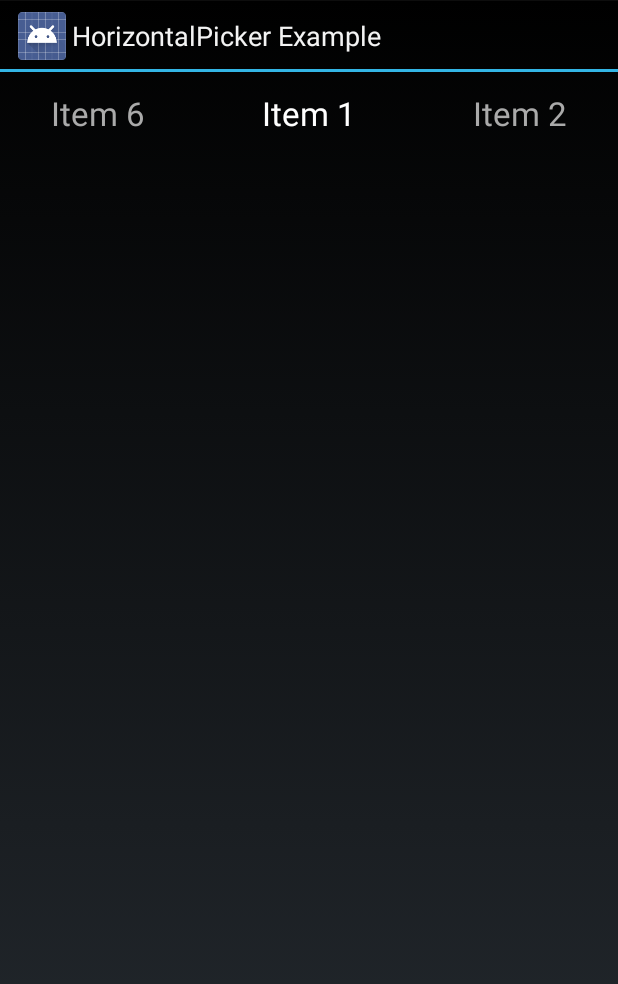
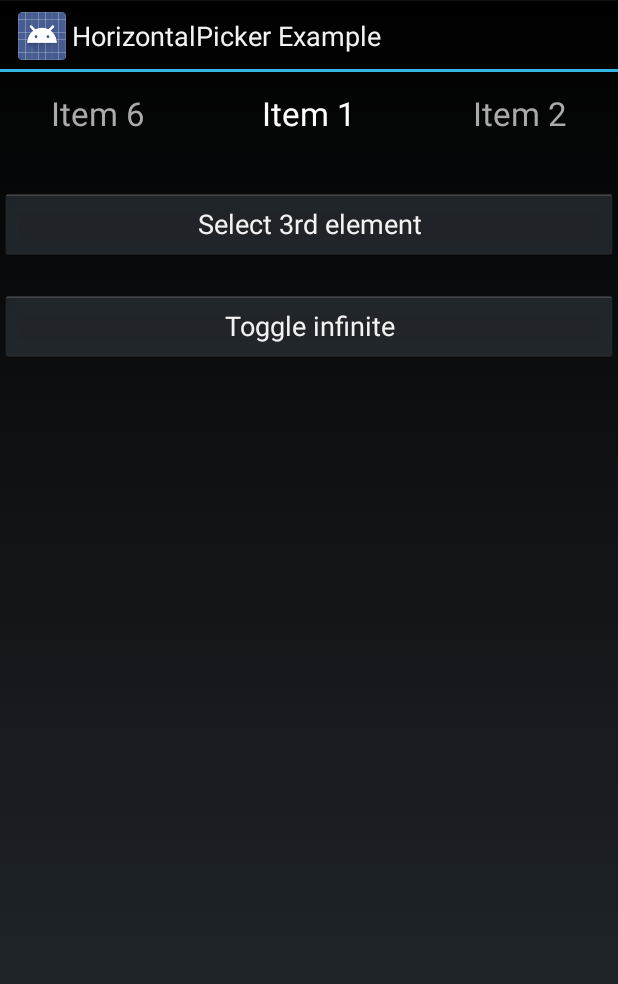
Before and after one commit to blazsolar/HorizontalPicker, an Android app: the screen it shows after launch (MainActivity), on a phone screen of 412 x 824 dp. Shown: the top 984 px of the screen. Run offline under Robolectric (Android 15) with nearby library versions, the phone set to English and light mode, and no system bars.

Commit message:
Set infinate from code

```diff
--- a/HorizontalPickerExample/src/main/java/com/wefika/horizontalpicker/example/MainActivity.java
+++ b/HorizontalPickerExample/src/main/java/com/wefika/horizontalpicker/example/MainActivity.java
@@ -18,20 +18,29 @@ package com.wefika.horizontalpicker.example;
 
 import android.app.Activity;
 import android.os.Bundle;
+import android.view.View;
+import android.view.View.OnClickListener;
 import android.widget.Toast;
 
 import com.wefika.horizontalpicker.HorizontalPicker;
+import com.wefika.horizontalpicker.HorizontalPicker.OnItemClicked;
+import com.wefika.horizontalpicker.HorizontalPicker.OnItemSelected;
 
-public class MainActivity extends Activity implements HorizontalPicker.OnItemSelected, HorizontalPicker.OnItemClicked {
+public class MainActivity extends Activity implements OnItemSelected, OnItemClicked, OnClickListener {
+
+    private HorizontalPicker picker;
 
     @Override
     protected void onCreate(Bundle savedInstanceState) {
         super.onCreate(savedInstanceState);
         setContentView(R.layout.activity_main);
 
-        HorizontalPicker picker = (HorizontalPicker) findViewById(R.id.picker);
+        picker = (HorizontalPicker) findViewById(R.id.picker);
         picker.setOnItemClickedListener(this);
         picker.setOnItemSelectedListener(this);
+
+        findViewById(R.id.item_select).setOnClickListener(this);
+        findViewById(R.id.toggle_infinite).setOnClickListener(this);
     }
 
     @Override
@@ -43,4 +52,15 @@ public class MainActivity extends Activity implements HorizontalPicker.OnItemSel
     public void onItemClicked(int index) {
         Toast.makeText(this, "Item clicked: " + index, Toast.LENGTH_SHORT).show();
     }
+
+    @Override public void onClick(View v) {
+        switch (v.getId()) {
+            case R.id.item_select:
+                picker.setSelectedItem(3);
+                break;
+            case R.id.toggle_infinite:
+                picker.setInfinite(!picker.isInfinite());
+                break;
+        }
+    }
 }
--- a/HorizontalPickerExample/src/main/res/layout/activity_main.xml
+++ b/HorizontalPickerExample/src/main/res/layout/activity_main.xml
@@ -14,12 +14,13 @@
   ~ limitations under the License.
   -->
 
-<merge xmlns:android="http://schemas.android.com/apk/res/android"
+<LinearLayout xmlns:android="http://schemas.android.com/apk/res/android"
     xmlns:tools="http://schemas.android.com/tools"
     xmlns:app="http://schemas.android.com/apk/res-auto"
     android:id="@+id/container"
     android:layout_width="match_parent"
     android:layout_height="match_parent"
+    android:orientation="vertical"
     tools:context="com.wefika.horizontalpicker.example.MainActivity">
 
     <com.wefika.horizontalpicker.HorizontalPicker
@@ -39,4 +40,18 @@
         app:sideItems="@integer/numSideItems"
         app:infinite="true"/>
 
-</merge>
+    <Button
+        android:id="@+id/item_select"
+        android:layout_width="match_parent"
+        android:layout_height="wrap_content"
+        android:layout_marginTop="20dp"
+        android:text="Select 3rd element"/>
+
+    <Button
+        android:id="@+id/toggle_infinite"
+        android:layout_width="match_parent"
+        android:layout_height="wrap_content"
+        android:layout_marginTop="20dp"
+        android:text="Toggle infinite"/>
+
+</LinearLayout>
```
Also changed, not shown: HorizontalPicker/src/main/java/com/wefika/horizontalpicker/HorizontalPicker.java (+41 -8 lines).
